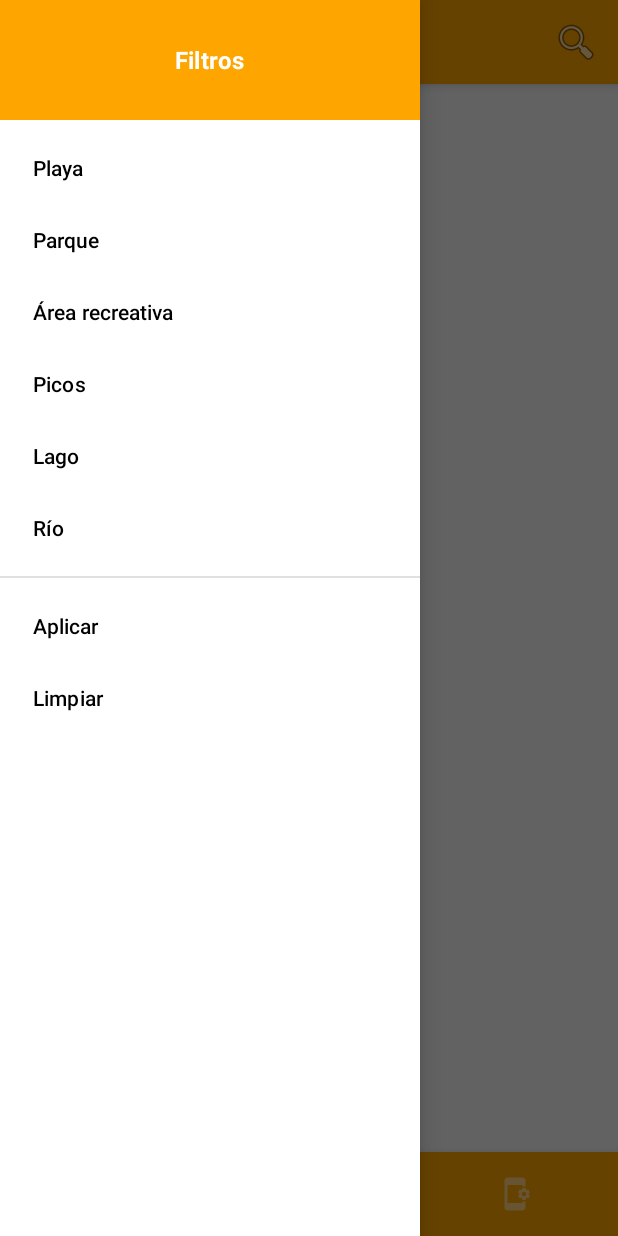
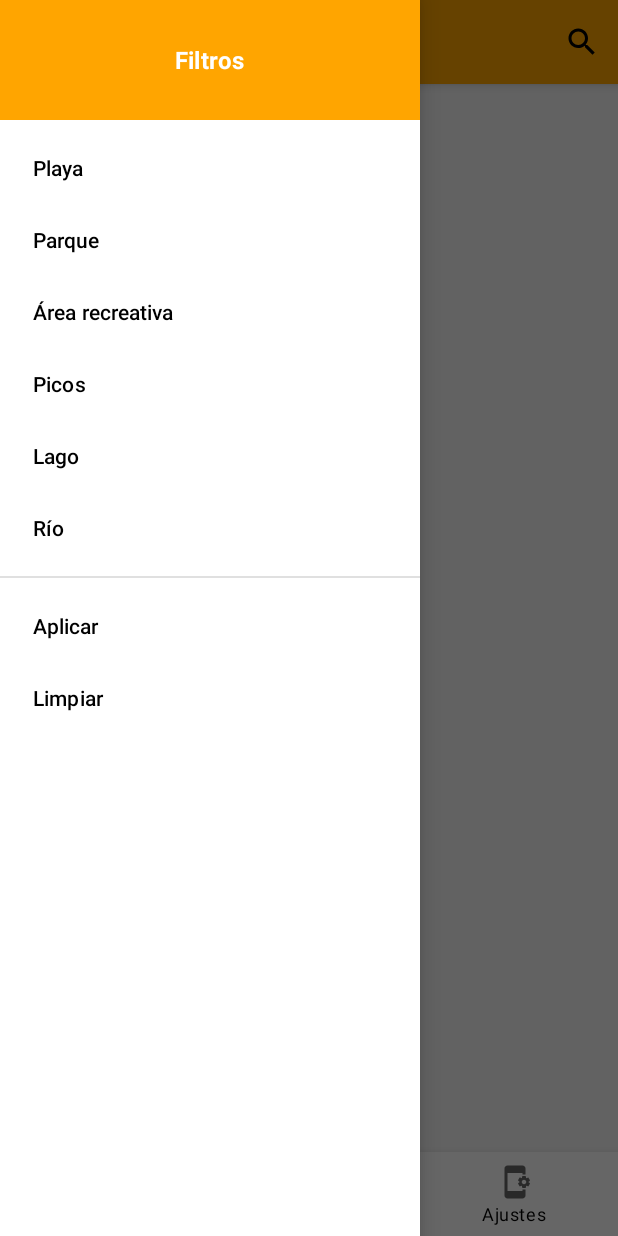
Before and after one commit to isifire/AsturNatura, an Android app: the screen it shows after launch (MainActivity), with the side drawer open, on a phone screen of 412 x 824 dp. Run offline under Robolectric (Android 15) with nearby library versions, the phone set to English and light mode, and no system bars; our stand-ins replace Room's generated code, navigation-ui; 2 statements that could not run were skipped.

Commit message:
modo noche terminado y traduccion sin errores

```diff
--- a/app/src/main/java/es/uniovi/asturnatura/MainActivity.kt
+++ b/app/src/main/java/es/uniovi/asturnatura/MainActivity.kt
@@ -1,5 +1,6 @@
 package es.uniovi.asturnatura
 
+import android.content.Context
 import android.os.Bundle
 import android.view.Menu
 import android.view.MenuItem
@@ -14,11 +15,20 @@ import androidx.navigation.ui.setupWithNavController
 import com.google.android.material.bottomnavigation.BottomNavigationView
 import com.google.android.material.navigation.NavigationView
 import es.uniovi.asturnatura.viewmodel.EspaciosViewModel
+import java.util.Locale
 
 class MainActivity : AppCompatActivity() {
 
     private lateinit var vm: EspaciosViewModel
     private val filtrosActivos = mutableSetOf<String>()
+
+    // Se aplica el idioma guardado ANTES de crear vistas
+    override fun attachBaseContext(newBase: Context) {
+        val prefs = newBase.getSharedPreferences("ajustes", Context.MODE_PRIVATE)
+        val lang = prefs.getString("idioma", "es") ?: "es" // Idioma por defecto: español
+        val context = newBase.setLocale(lang)
+        super.attachBaseContext(context)
+    }
 
     override fun onCreate(savedInstanceState: Bundle?) {
         WindowCompat.setDecorFitsSystemWindows(window, false)
@@ -30,16 +40,10 @@ class MainActivity : AppCompatActivity() {
         val navView = findViewById<NavigationView>(R.id.nav_view)
         val bottomNavView = findViewById<BottomNavigationView>(R.id.bottom_nav_view)
 
-        val headerView = navView.getHeaderView(0)
-        ViewCompat.setOnApplyWindowInsetsListener(headerView) { view, insets ->
-            val topInset = insets.getInsets(WindowInsetsCompat.Type.statusBars()).top
-            view.setPadding(view.paddingLeft, topInset, view.paddingRight, view.paddingBottom)
-            insets
-        }
-
         setSupportActionBar(toolbar)
         supportActionBar?.setDisplayHomeAsUpEnabled(true)
-        toolbar.setNavigationIcon(R.drawable.ic_menu)
+        supportActionBar?.setHomeAsUpIndicator(R.drawable.ic_menu) // Icono cambia automáticamente por tema
+
         toolbar.setNavigationOnClickListener {
             drawerLayout.setDrawerLockMode(DrawerLayout.LOCK_MODE_UNLOCKED)
             drawerLayout.openDrawer(GravityCompat.START)
@@ -62,6 +66,13 @@ class MainActivity : AppCompatActivity() {
 
         ViewCompat.setOnApplyWindowInsetsListener(bottomNavView) { view, insets ->
             view.updatePadding(bottom = insets.getInsets(WindowInsetsCompat.Type.systemBars()).bottom)
+            insets
+        }
+
+        val headerView = navView.getHeaderView(0)
+        ViewCompat.setOnApplyWindowInsetsListener(headerView) { view, insets ->
+            val topInset = insets.getInsets(WindowInsetsCompat.Type.statusBars()).top
+            view.setPadding(view.paddingLeft, topInset, view.paddingRight, view.paddingBottom)
             insets
         }
 
@@ -114,4 +125,16 @@ class MainActivity : AppCompatActivity() {
         })
         return true
     }
+
+    // Función de extensión para aplicar el idioma
+    fun Context.setLocale(language: String): Context {
+        val locale = Locale(language)
+        Locale.setDefault(locale)
+
+        val config = resources.configuration
+        config.setLocale(locale)
+        config.setLayoutDirection(locale)
+
+        return createConfigurationContext(config)
+    }
 }
--- a/app/src/main/res/color/bottom_nav_icon_color.xml
+++ b/app/src/main/res/color/bottom_nav_icon_color.xml
@@ -1,5 +1,6 @@
-<?xml version="1.0" encoding="utf-8"?>
 <selector xmlns:android="http://schemas.android.com/apk/res/android">
-    <item android:color="@color/white" android:state_checked="true" />
-    <item android:color="#80FFFFFF" android:state_checked="false" />
+    <!-- Seleccionado -->
+    <item android:state_checked="true" android:color="?attr/colorPrimary" />
+    <!-- No seleccionado -->
+    <item android:color="?attr/colorOnSurface" />
 </selector>
--- /dev/null
+++ b/app/src/main/res/drawable-night/ic_map.xml
@@ -0,0 +1,11 @@
+<vector xmlns:android="http://schemas.android.com/apk/res/android"
+    android:width="24dp"
+    android:height="24dp"
+    android:viewportWidth="24"
+    android:viewportHeight="24"
+    android:tint="#FFFFFF">
+
+    <path
+        android:fillColor="@android:color/white"
+        android:pathData="M20.5,3l-0.16,0.03L15,5.1 9,3 3.36,4.9c-0.21,0.07 -0.36,0.25 -0.36,0.48V20.5c0,0.28 0.22,0.5 0.5,0.5l0.16,-0.03L9,18.9l6,2.1 5.64,-1.9c0.21,-0.07 0.36,-0.25 0.36,-0.48V3.5c0,-0.28 -0.22,-0.5 -0.5,-0.5zM15,19l-6,-2.11V5l6,2.11V19z"/>
+</vector>
--- /dev/null
+++ b/app/src/main/res/drawable-night/ic_menu.xml
@@ -0,0 +1,11 @@
+<vector xmlns:android="http://schemas.android.com/apk/res/android"
+    android:width="24dp"
+    android:height="24dp"
+    android:viewportWidth="24"
+    android:viewportHeight="24"
+    android:tint="#FFFFFF">
+
+    <path
+        android:fillColor="@android:color/white"
+        android:pathData="M3,18h18v-2L3,16v2zM3,13h18v-2L3,11v2zM3,6v2h18L21,6L3,6z" />
+</vector>
--- /dev/null
+++ b/app/src/main/res/drawable-night/ic_nature.xml
@@ -0,0 +1,11 @@
+<vector xmlns:android="http://schemas.android.com/apk/res/android"
+    android:width="24dp"
+    android:height="24dp"
+    android:viewportWidth="24"
+    android:viewportHeight="24"
+    android:tint="#FFFFFF">
+
+    <path
+        android:fillColor="@android:color/white"
+        android:pathData="M22.17,9.17c0,-3.87 -3.13,-7 -7,-7s-7,3.13 -7,7c0,3.47 2.52,6.34 5.83,6.89V20H6v-3h1v-4c0,-0.55 -0.45,-1 -1,-1H3c-0.55,0 -1,0.45 -1,1v4h1v5h16v-2h-3v-3.88c3.47,-0.41 6.17,-3.36 6.17,-6.95zM4.5,11c0.83,0 1.5,-0.67 1.5,-1.5S5.33,8 4.5,8 3,8.67 3,9.5 3.67,11 4.5,11z"/>
+</vector>
--- /dev/null
+++ b/app/src/main/res/drawable-night/ic_search.xml
@@ -0,0 +1,9 @@
+<vector xmlns:android="http://schemas.android.com/apk/res/android"
+    android:width="24dp"
+    android:height="24dp"
+    android:viewportWidth="24"
+    android:viewportHeight="24">
+    <path
+        android:fillColor="#FFFFFF"
+        android:pathData="M15.5,14h-0.79l-0.28,-0.27C15.41,12.59 16,11.11 16,9.5 16,5.91 13.09,3 9.5,3 5.91,3 3,5.91 3,9.5 3,13.09 5.91,16 9.5,16c1.61,0 3.09,-0.59 4.23,-1.57l0.27,0.28v0.79l5,4.99L20.49,19l-4.99,-5zm-6,0C7.01,14 5,11.99 5,9.5 5,7.01 7.01,5 9.5,5 11.99,5 14,7.01 14,9.5 14,11.99 11.99,14 9.5,14z"/>
+</vector>
--- /dev/null
+++ b/app/src/main/res/drawable/ic_search.xml
@@ -0,0 +1,9 @@
+<vector xmlns:android="http://schemas.android.com/apk/res/android"
+    android:width="24dp"
+    android:height="24dp"
+    android:viewportWidth="24"
+    android:viewportHeight="24">
+    <path
+        android:fillColor="#000000"
+        android:pathData="M15.5,14h-0.79l-0.28,-0.27C15.41,12.59 16,11.11 16,9.5 16,5.91 13.09,3 9.5,3 5.91,3 3,5.91 3,9.5 3,13.09 5.91,16 9.5,16c1.61,0 3.09,-0.59 4.23,-1.57l0.27,0.28v0.79l5,4.99L20.49,19l-4.99,-5zm-6,0C7.01,14 5,11.99 5,9.5 5,7.01 7.01,5 9.5,5 11.99,5 14,7.01 14,9.5 14,11.99 11.99,14 9.5,14z"/>
+</vector>
--- a/app/src/main/res/layout/activity_main.xml
+++ b/app/src/main/res/layout/activity_main.xml
@@ -56,11 +56,10 @@
                 android:layout_width="match_parent"
                 android:layout_height="wrap_content"
                 android:layout_gravity="bottom"
-                android:background="@color/colorPrimary"
-                app:itemIconTint="@color/bottom_nav_icon_color"
-                app:itemTextColor="@color/bottom_nav_icon_color"
                 app:menu="@menu/bottom_nav_menu"
-                app:labelVisibilityMode="unlabeled" />
+                app:itemIconTint="@null"
+                app:itemTextColor="@color/bottom_nav_icon_color" />
+
 
         </LinearLayout>
     </androidx.coordinatorlayout.widget.CoordinatorLayout>
--- a/app/src/main/res/menu/bottom_nav_menu.xml
+++ b/app/src/main/res/menu/bottom_nav_menu.xml
@@ -3,14 +3,15 @@
     <item
         android:id="@+id/nav_espacios"
         android:icon="@drawable/ic_nature"
-        android:title="Espacios" />
+        android:title="@string/espacios" />
+
     <item
         android:id="@+id/nav_mapa"
         android:icon="@drawable/ic_map"
-        android:title="Mapa" />
+        android:title="@string/mapa" />
 
     <item
         android:id="@+id/navigation_settings"
         android:icon="@drawable/ic_settings"
-        android:title="Ajustes" />
+        android:title="@string/ajustes" />
 </menu>
--- a/app/src/main/res/menu/menu_main.xml
+++ b/app/src/main/res/menu/menu_main.xml
@@ -2,8 +2,9 @@
     xmlns:app="http://schemas.android.com/apk/res-auto">
     <item
         android:id="@+id/action_search"
+        android:icon="@drawable/ic_search"
         android:title="@string/buscar"
-        android:icon="@android:drawable/ic_menu_search"
         app:showAsAction="ifRoom|collapseActionView"
         app:actionViewClass="androidx.appcompat.widget.SearchView" />
+
 </menu>
--- a/app/src/main/res/values/strings.xml
+++ b/app/src/main/res/values/strings.xml
@@ -35,6 +35,10 @@
     <string name="abrir_menu">Abrir menú</string>
     <string name="cerrar_menu">Cerrar menú</string>
     <string name="buscar">Buscar</string>
+    <string name="espacios">Espacios</string>
+    <string name="mapa">Mapa</string>
+    <string name="ajustes">Ajustes</string>
+
 
 
 
```
Also changed, not shown: app/src/main/java/es/uniovi/asturnatura/ui/DetalleEspacioFragment.kt (+14 -36 lines), app/src/main/java/es/uniovi/asturnatura/ui/HomeFragment.kt (deleted, +0 -17 lines), app/src/main/java/es/uniovi/asturnatura/ui/SettingsFragment.kt (+37 -34 lines), app/src/main/java/es/uniovi/asturnatura/viewmodel/DetalleEspacioViewModel.kt (added, +42 -0 lines), app/src/main/java/es/uniovi/asturnatura/viewmodel/EspaciosViewModel.kt (+11 -0 lines), app/src/main/java/es/uniovi/asturnatura/viewmodel/SettingsViewModel.kt (added, +48 -0 lines), app/src/main/res/drawable-night/ic_list.xml (added, +11 -0 lines), app/src/main/res/layout/fragment_home.xml (deleted, +0 -14 lines), 2 other files.
